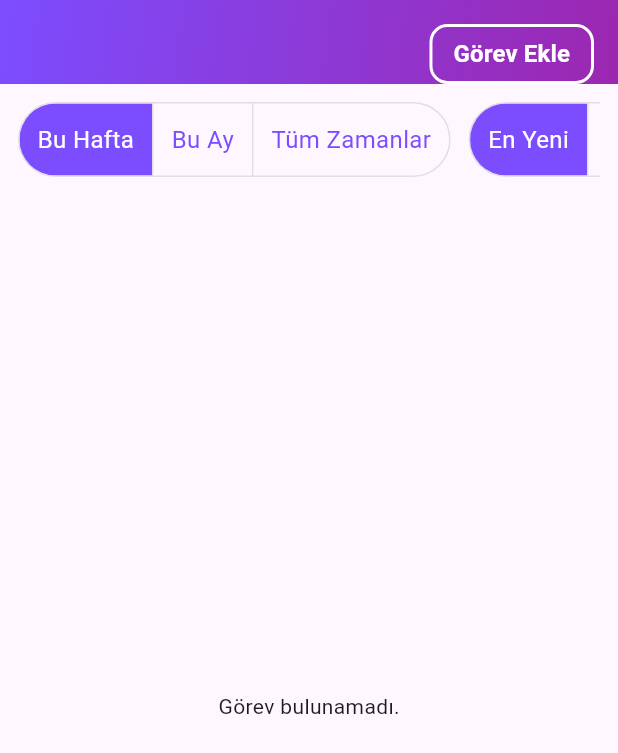
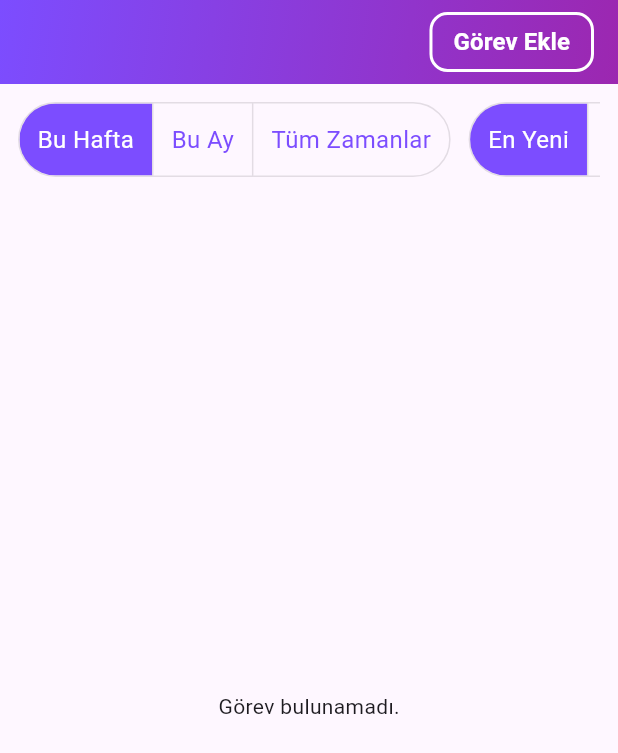
Before and after one commit to Metinagan/secataskapp, a Flutter app: the MyEmployeeTasksScreen screen opened directly with empty values, on a phone screen of 412 x 824 dp. Shown: the top 753 px of the screen. Run offline on Flutter 3.47's test engine with Material 3 defaults, Android fonts, the phone set to English and light mode, and no system bars; our stand-ins replace cloud_firestore, firebase_core, fl_chart, pie_chart; accounts and stored records are empty.

Commit message:
fixed ui for phone

```diff
--- a/lib/employeescreen.dart
+++ b/lib/employeescreen.dart
@@ -233,22 +233,23 @@ class _MyEmployeeTasksScreenState extends State<MyEmployeeTasksScreen> {
             ),
           ),
           child: SafeArea(
-            child: Stack(
+            child: Padding(
+              padding: const EdgeInsets.symmetric(horizontal: 16),
+              child: SizedBox(
+                height: kToolbarHeight, // AppBar yüksekliği
+                child: Row(
+                  crossAxisAlignment: CrossAxisAlignment.center,
+                  mainAxisAlignment: MainAxisAlignment.spaceBetween,
                   children: [
-                Center(
-                  child: Text(
+                    Text(
                       widget.name,
                       style: const TextStyle(
                         color: Colors.white,
                         fontWeight: FontWeight.bold,
-                      fontSize: 32,
+                        fontSize: 28,
                       ),
                     ),
-                ),
-                Positioned(
-                  right: 16,
-                  top: 12,
-                  child: TextButton(
+                    TextButton(
                       onPressed: () async {
                         final result = await Navigator.push(
                           context,
@@ -280,8 +281,9 @@ class _MyEmployeeTasksScreenState extends State<MyEmployeeTasksScreen> {
                         ),
                       ),
                     ),
+                  ],
                 ),
-              ],
+              ),
             ),
           ),
         ),
```
Also changed, not shown: lib/adminpanel.dart (+10 -11 lines). Lines whose indentation alone changed are shown as unchanged.
